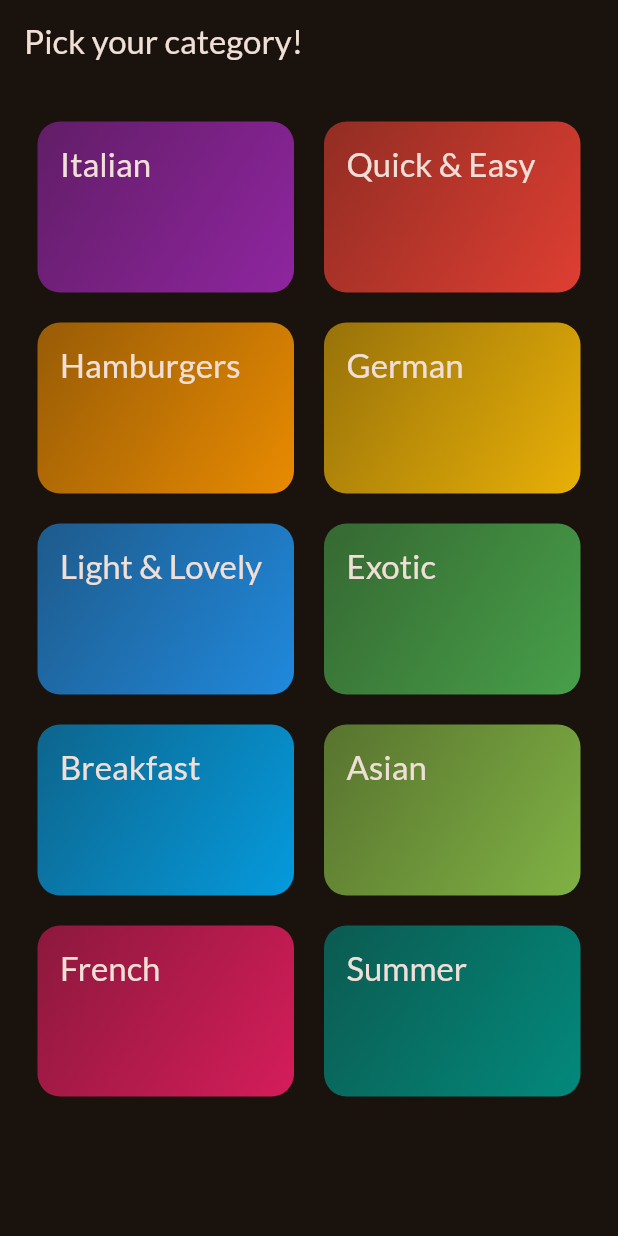
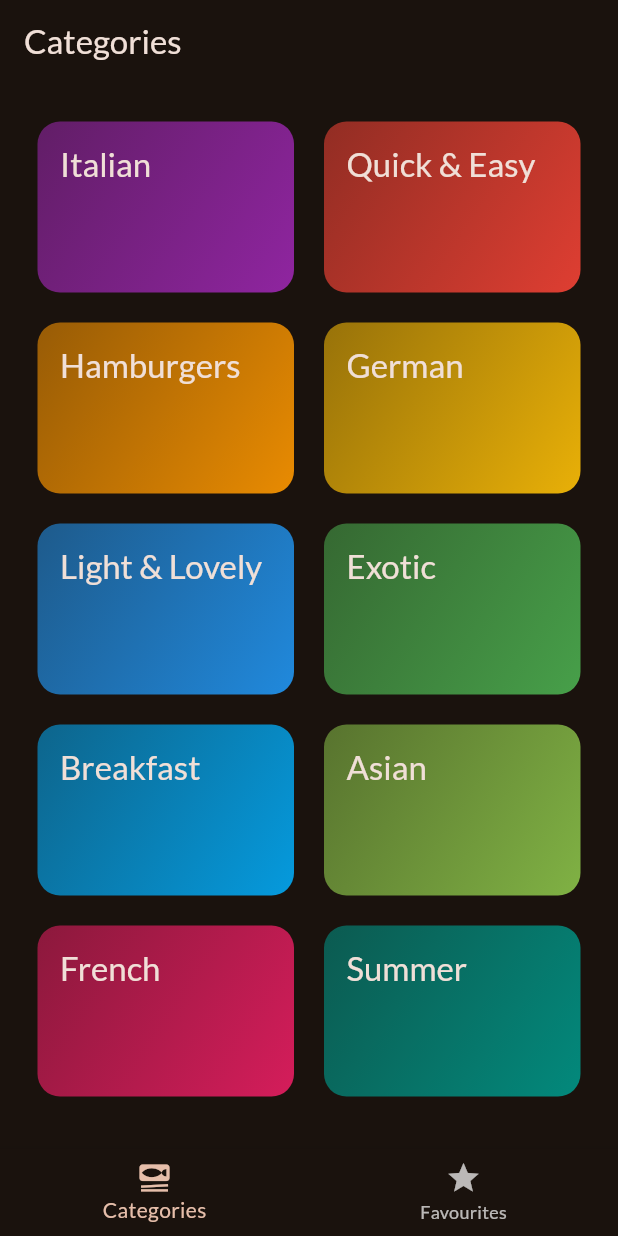
Before and after one commit to PavanBolla003/flutter_learning, a Flutter app: the screen it shows after launch, on a phone screen of 412 x 824 dp. Run offline on Flutter 3.47's test engine with Material 3 defaults, Android fonts, the phone set to English and light mode, and no system bars; our stand-ins replace google_fonts.

Commit message:
Add favourites screen with shifting tabs

```diff
--- a/meals/lib/main.dart
+++ b/meals/lib/main.dart
@@ -1,7 +1,6 @@
 import 'package:flutter/material.dart';
-import 'package:meals/screens/categories.dart';
+import 'package:meals/screens/tabs.dart';
 import 'package:google_fonts/google_fonts.dart';
-
 
 final theme = ThemeData(
   useMaterial3: true,
@@ -21,9 +20,6 @@ class App extends StatelessWidget {
 
   @override
   Widget build(BuildContext context) {
-    return MaterialApp(
-      theme: theme,
-      home: CategoryScreen(),
-    );
+    return MaterialApp(theme: theme, home: const TabsScreen());
   }
 }
--- a/meals/lib/screens/categories.dart
+++ b/meals/lib/screens/categories.dart
@@ -2,9 +2,12 @@ import 'package:flutter/material.dart';
 import 'package:meals/data/dummy_data.dart';
 import 'package:meals/widgets/category_grid_item.dart';
 import 'package:meals/screens/meals.dart';
+import 'package:meals/models/meal.dart';
 
 class CategoryScreen extends StatelessWidget {
-  const CategoryScreen({super.key});
+  const CategoryScreen({super.key, required this.onToggleFavourite});
+
+  final void Function(Meal meal) onToggleFavourite;
 
   void _selectCategory(BuildContext context, String id, String title) {
     Navigator.of(context).push(
@@ -14,6 +17,7 @@ class CategoryScreen extends StatelessWidget {
           meals: dummyMeals
               .where((meal) => meal.categories.contains(id))
               .toList(),
+          onToggleFavourite: onToggleFavourite,
         ),
       ),
     );
@@ -22,7 +26,6 @@ class CategoryScreen extends StatelessWidget {
   @override
   Widget build(BuildContext context) {
     return Scaffold(
-      appBar: AppBar(title: const Text('Pick your category!')),
       body: GridView(
         padding: const EdgeInsets.all(25),
         gridDelegate: const SliverGridDelegateWithFixedCrossAxisCount(
--- /dev/null
+++ b/meals/lib/screens/tabs.dart
@@ -0,0 +1,68 @@
+import 'package:flutter/material.dart';
+import 'package:meals/screens/categories.dart';
+import 'package:meals/screens/meals.dart';
+import 'package:meals/models/meal.dart';
+
+class TabsScreen extends StatefulWidget {
+  const TabsScreen({super.key});
+
+  @override
+  State<TabsScreen> createState() => _TabsScreenState();
+}
+
+class _TabsScreenState extends State<TabsScreen> {
+  int _selectedPageIndex = 0;
+  final List<Meal> _favouriteMeals = [];
+
+  void _selectPage(int index) {
+    setState(() {
+      _selectedPageIndex = index;
+    });
+  }
+
+  void _toggleMealFavouriteStatus(Meal meal) {
+    final isExisting = _favouriteMeals.contains(meal);
+    if (isExisting) {
+      setState(() {
+        _favouriteMeals.remove(meal);
+      });
+    } else {
+      setState(() {
+        _favouriteMeals.add(meal);
+      });
+    }
+  }
+
+  @override
+  Widget build(BuildContext context) {
+    Widget activePage = CategoryScreen(
+      onToggleFavourite: _toggleMealFavouriteStatus,
+    );
+    var activePageTitle = 'Categories';
+
+    if (_selectedPageIndex == 1) {
+      activePage = MealsScreen(
+        meals: _favouriteMeals,
+        title: 'Your Favourites',
+        onToggleFavourite: _toggleMealFavouriteStatus,
+      );
+      activePageTitle = 'Your Favourites';
+    }
+
+    return Scaffold(
+      appBar: AppBar(title: Text(activePageTitle)),
+      body: activePage,
+      bottomNavigationBar: BottomNavigationBar(
+        onTap: _selectPage,
+        currentIndex: _selectedPageIndex,
+        items: const [
+          BottomNavigationBarItem(
+            icon: Icon(Icons.set_meal),
+            label: 'Categories',
+          ),
+          BottomNavigationBarItem(icon: Icon(Icons.star), label: 'Favourites'),
+        ],
+      ),
+    );
+  }
+}
```
Also changed, not shown: meals/lib/screens/meal_detail.dart (+15 -2 lines), meals/lib/screens/meals.dart (+11 -2 lines), meals/lib/widgets/meal_item.dart (+43 -8 lines).
